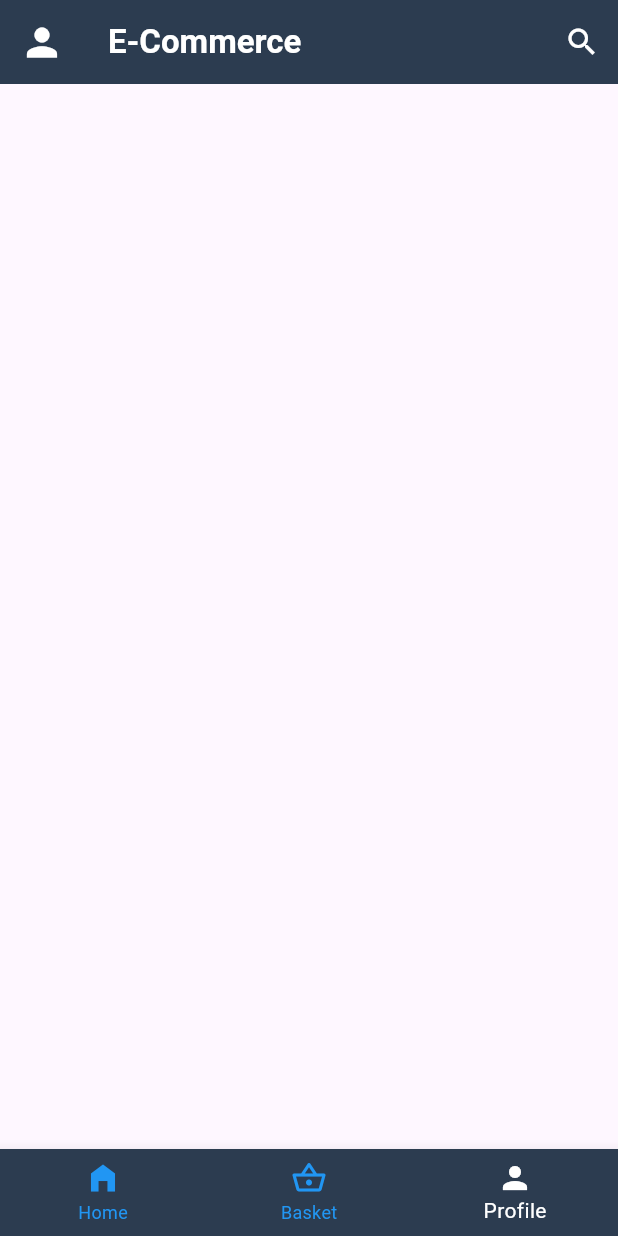
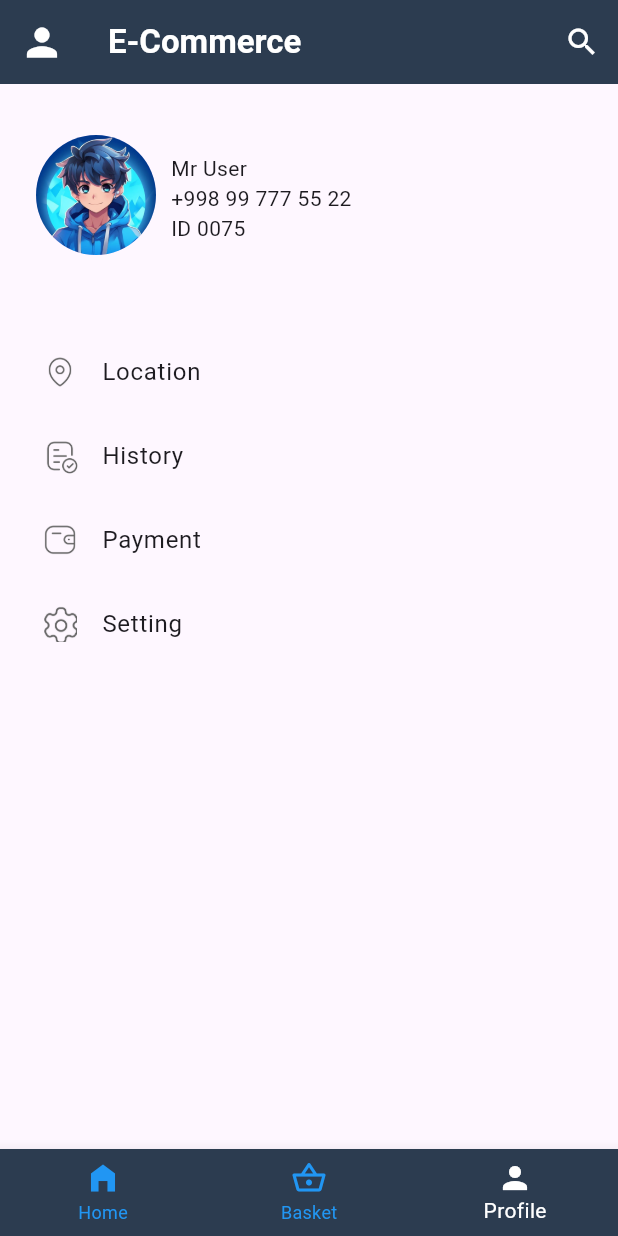
Before and after one commit to Zafarbek708k/online_shopping, a Flutter app: the screen it shows after launch, item 3 of the bottom bar chosen, on a phone screen of 412 x 824 dp. Run offline on Flutter 3.47's test engine with Material 3 defaults, Android fonts, the phone set to English and light mode, and no system bars; our stand-ins replace flutter_slidable; network calls fail.

Commit message:
setting page fixed

```diff
--- a/lib/pages/basket.dart
+++ b/lib/pages/basket.dart
@@ -100,6 +100,6 @@ class _BasketState extends State<Basket> {
             );
           }),
     )
-        : const Center(child: Text("data"));
+        : const Center(child: CircularProgressIndicator());
   }
 }
--- a/lib/pages/home.dart
+++ b/lib/pages/home.dart
@@ -123,6 +123,6 @@ class _HomeState extends State<Home> {
                   );
                 }),
           )
-        : const Center(child: Text("data"));
+        : const Center(child: CircularProgressIndicator());
   }
 }
--- a/lib/pages/profile.dart
+++ b/lib/pages/profile.dart
@@ -1,4 +1,5 @@
 import 'package:flutter/cupertino.dart';
+import 'package:flutter/material.dart';
 
 class Profile extends StatefulWidget {
   const Profile({super.key});
@@ -10,8 +11,109 @@ class Profile extends StatefulWidget {
 class _ProfileState extends State<Profile> {
   @override
   Widget build(BuildContext context) {
-    return const Center(
+    return Center(
+      child: Padding(
+        padding: const EdgeInsets.symmetric(horizontal: 8.0),
+        child: SafeArea(
+          child: Padding(
+            padding: const EdgeInsets.only(left: 4.0, top: 10),
+            child: Column(
+              crossAxisAlignment: CrossAxisAlignment.start,
+              mainAxisAlignment: MainAxisAlignment.center,
+              children: <Widget>[
+                const SizedBox(height: 24),
+                Padding(
+                  padding: const EdgeInsets.only(left: 12.0),
+                  child: Row(
+                    crossAxisAlignment: CrossAxisAlignment.start,
+                    children: [
+                      InkWell(
+                        onTap: (){},
+                        child: const CircleAvatar(
+                          radius: 40,
+                          backgroundImage:
+                          AssetImage("assets/images/circle_avatar.png"),
+                        ),
+                      ),
+                      const SizedBox(width: 10),
+                      const Column(
+                        mainAxisAlignment: MainAxisAlignment.center,
+                        crossAxisAlignment: CrossAxisAlignment.start,
+                        children: [
+                          SizedBox(height: 12),
+                          Row(
+                            mainAxisAlignment: MainAxisAlignment.spaceBetween,
+                            children: [
+                              Text(
+                                'Mr User',
+                              ),
+                              SizedBox(width: 36),
+                            ],
+                          ),
+                          Text(
+                            '+998 99 777 55 22',
+                          ),
+                          Text(
+                            'ID 0075',
+                          ),
+                        ],
+                      )
+                    ],
+                  ),
+                ),
+                const SizedBox(height: 50),
+                ListTile(
+                  leading: ImageIcon(
+                    const AssetImage("assets/images/Location.png"),
+                    color: Colors.grey.shade700,
+                  ),
+                  title: const Text(
+                    'Location',
+                  ),
+                  onTap: () {
 
+                  },
+                ),
+                ListTile(
+                  leading: ImageIcon(
+                    const AssetImage("assets/images/Plagiarism Checker.png"),
+                    color: Colors.grey.shade700,
+                  ),
+                  title: const Text(
+                    'History',
+                  ),
+                  onTap: () {
+
+                  },
+                ),
+                ListTile(
+                  leading: ImageIcon(
+                    const AssetImage("assets/images/Wallet.png"),
+                    color: Colors.grey.shade700,
+                  ),
+                  title: const Text(
+                    'Payment',
+                  ),
+                  onTap: () {
+
+                  },
+                ),
+                ListTile(
+                  leading: ImageIcon(const AssetImage("assets/images/Setting.png"),
+                      color: Colors.grey.shade700),
+                  title: const Text(
+                    'Setting',
+                  ),
+                  onTap: () {
+                  },
+                ),
+
+                const Spacer()
+              ],
+            ),
+          ),
+        ),
+      ),
     );
   }
 }
```
Also changed, not shown: assets/images/Location.png (added), assets/images/Plagiarism Checker.png (added), assets/images/Setting.png (added), assets/images/Wallet.png (added), assets/images/circle_avatar.png (added), 1 other file.
